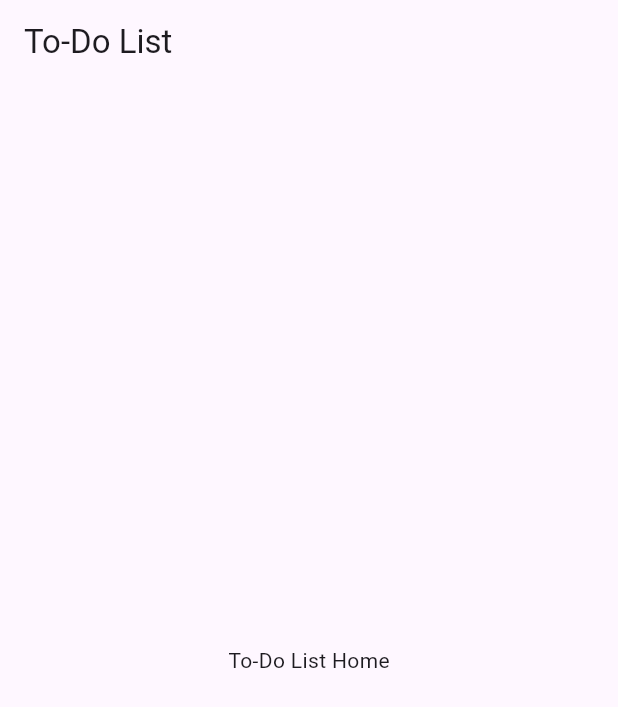
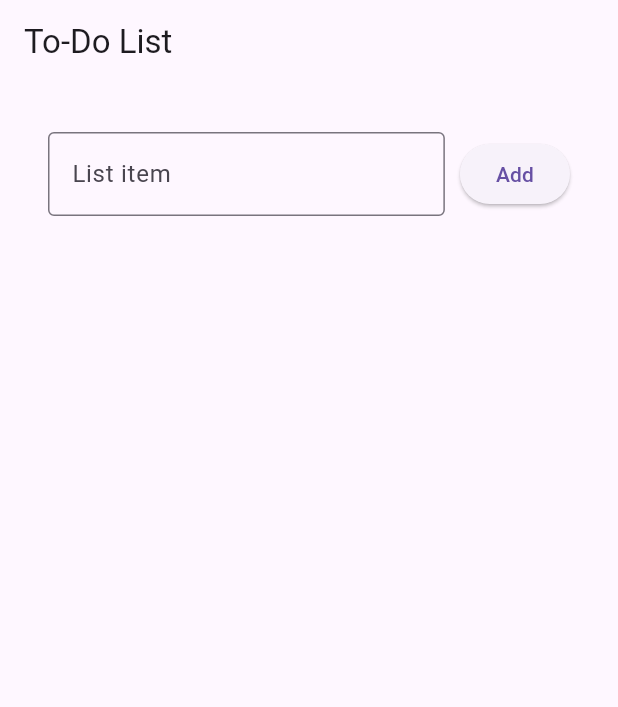
Before and after one commit to Yaj-t/todo_list_app, a Flutter app: the screen it shows after launch, on a phone screen of 412 x 824 dp. Shown: the top 707 px of the screen. Run offline on Flutter 3.47's test engine with Material 3 defaults, Android fonts, the phone set to English and light mode, and no system bars.

Commit message:
integrated TaskField widget with TodoHome for adding tasks

```diff
--- a/lib/screens/todo_home.dart
+++ b/lib/screens/todo_home.dart
@@ -1,4 +1,6 @@
 import 'package:flutter/material.dart';
+import '../models/task.dart';
+import '../widgets/add_task_field.dart';
 
 class TodoHome extends StatefulWidget {
   @override
@@ -6,14 +8,44 @@ class TodoHome extends StatefulWidget {
 }
 
 class _TodoHomeState extends State<TodoHome> {
+  final List<Task> _tasks = [];
+  final TextEditingController _taskController = TextEditingController();
+
+  void _addTask() {
+    if (_taskController.text.isEmpty) return;
+    setState(() {
+      _tasks.add(Task(id: DateTime.now().toString(), title: _taskController.text));
+    });
+    _taskController.clear();
+  }
+
   @override
   Widget build(BuildContext context) {
     return Scaffold(
       appBar: AppBar(
         title: Text('To-Do List'),
       ),
-      body: Center(
-        child: Text('To-Do List Home'),
+      body: Column(
+        children: <Widget>[
+          Padding(
+            padding: const EdgeInsets.all(16.0),
+            child: AddTaskField(
+              taskController: _taskController,
+              onAddTask: _addTask,
+            ),
+          ),
+          Expanded(
+            child: ListView.builder(
+              itemCount: _tasks.length,
+              itemBuilder: (context, index) {
+                final task = _tasks[index];
+                return ListTile(
+                  title: Text(task.title),
+                );
+              },
+            ),
+          ),
+        ],
       ),
     );
   }
```
